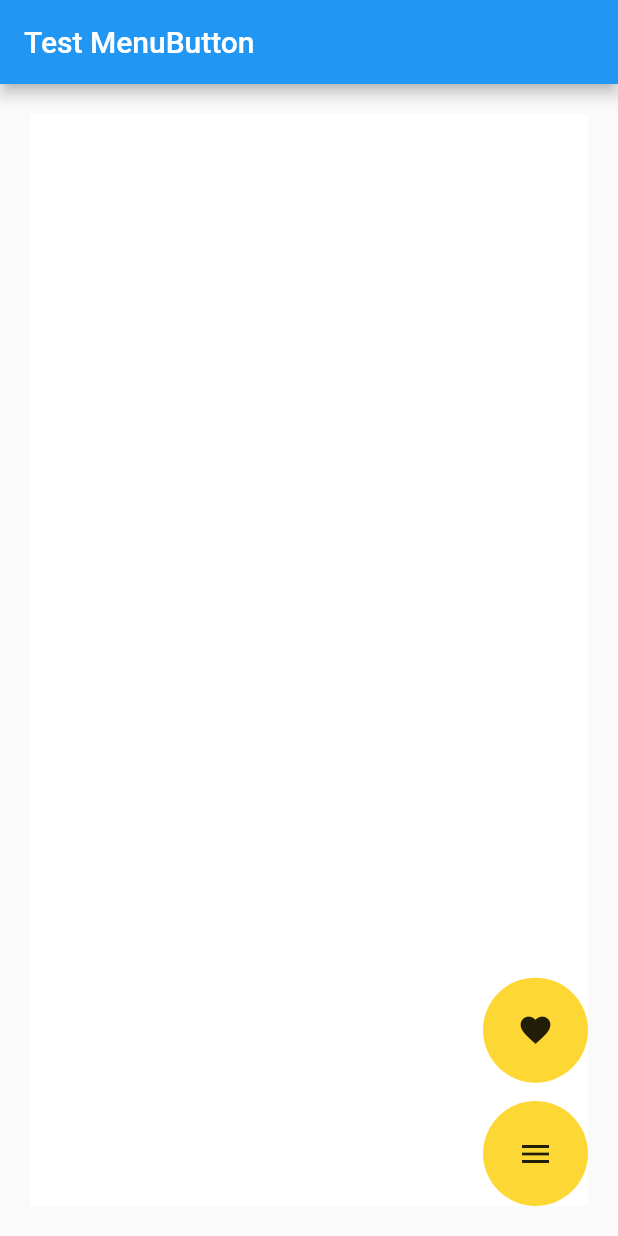
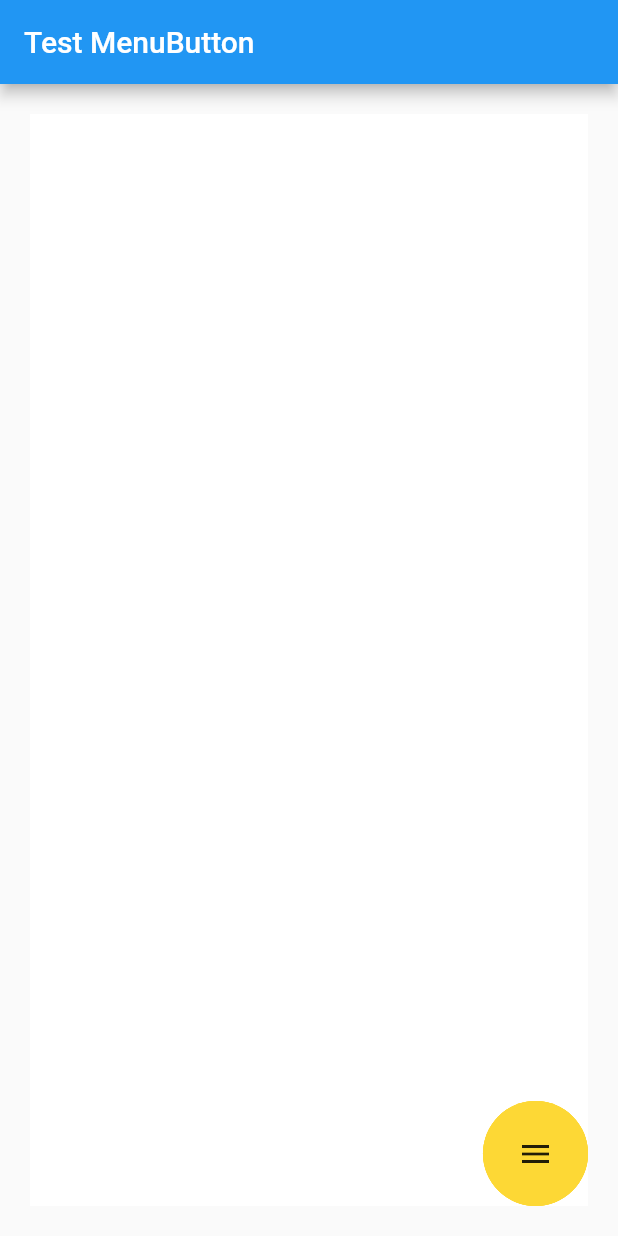
Before and after one commit to must-to-do/must-to-do-app-front, a Flutter app: the screen it shows after launch, on a phone screen of 412 x 824 dp. Run offline on Flutter 3.47's test engine with Material 2 defaults, Android fonts, the light colour scheme and no system bars.

Commit message:
feat: [menu-button] 메뉴 버튼 완성
1. 애니메이션 완성

```diff
--- a/lib/main.dart
+++ b/lib/main.dart
@@ -25,16 +25,92 @@ class _MyAppState extends State<MyApp> {
               child: Container(
                 height: 250.0,
                 width: 250.0,
-            color: Colors.white,
+                color:Colors.white,
                 child: Stack(
                   children: [
-              Align(
+                    Align( //우산아이콘
+                      child: AnimatedAlign(
+                        alignment: toggle?Alignment(1.0,1.0):Alignment(1.0,0.25),
+                        duration: Duration(milliseconds: 150),
+                        child: Container(
+                          height: 70.0,
+                          width: 70.0,
+                          decoration: BoxDecoration(
+                            color:Colors.yellow[600],
+                            borderRadius: BorderRadius.circular(60.0),
+                          ),
+
+                          child: Material(
+                            color: Colors.transparent,
+                            child: IconButton(
+                              onPressed: (){
+
+                              },
+                              icon: Icon(Icons.beach_access),
+                            ),
+                          ),
+                        ),
+                      ),
+                    ),
+
+                    Align( //음악아이콘
+                      child: AnimatedAlign(
+                        alignment: toggle?Alignment(1.0,1.0):Alignment(1.0,0.5),
+                        duration: Duration(milliseconds: 125),
+                        child: Container(
+                          height: 70.0,
+                          width: 70.0,
+                          decoration: BoxDecoration(
+                            color:Colors.yellow[600],
+                            borderRadius: BorderRadius.circular(60.0),
+                          ),
+
+                          child: Material(
+                            color: Colors.transparent,
+                            child: IconButton(
+                              onPressed: (){
+
+                              },
+                              icon: Icon(Icons.audiotrack),
+                            ),
+                          ),
+                        ),
+                      ),
+                    ),
+
+
+                    Align( //하트아이콘
+                      child: AnimatedAlign(
+                        alignment: toggle?Alignment(1.0,1.0):Alignment(1.0,0.75),
+                        duration: Duration(milliseconds: 100),
+                        child: Container(
+                          height: 70.0,
+                          width: 70.0,
+                          decoration: BoxDecoration(
+                            color:Colors.yellow[600],
+                            borderRadius: BorderRadius.circular(60.0),
+                          ),
+
+                          child: Material(
+                            color: Colors.transparent,
+                            child: IconButton(
+                              onPressed: (){
+
+                              },
+                              icon: Icon(Icons.favorite),
+                            ),
+                          ),
+                        ),
+                      ),
+                    ),
+
+                    Align(  //메뉴아이콘
                       alignment: Alignment.bottomRight,
                       child: Container(
                         height: 70.0,
                         width: 70.0,
                         decoration: BoxDecoration(
-                    color: toggle?Colors.yellow[600]:Colors.yellow[200],
+                          color: toggle?Colors.yellow[600]:Colors.yellow[300],
                           borderRadius: BorderRadius.circular(60.0),
                         ),
 
@@ -50,28 +126,6 @@ class _MyAppState extends State<MyApp> {
                       ),
                     ),
 
-              Align(
-                child: Container(
-                  height: 70.0,
-                  width: 70.0,
-                  decoration: BoxDecoration(
-                    color: toggle?Colors.yellow[600]:Colors.yellow[200],
-                    borderRadius: BorderRadius.circular(60.0),
-                  ),
-
-                  child: Material(
-                    color: Colors.transparent,
-                    child: IconButton(
-                      onPressed: (){
-                        toggle? setState((){toggle=false;}) : setState((){toggle=true;});
-                      },
-                      icon: Icon(Icons.favorite),
-                    ),
-                  ),
-                ),
-                alignment: Alignment(1.0,0.75),
-              ),
-
                   ],),
               ),
             )
```
Lines whose indentation alone changed are shown as unchanged.
